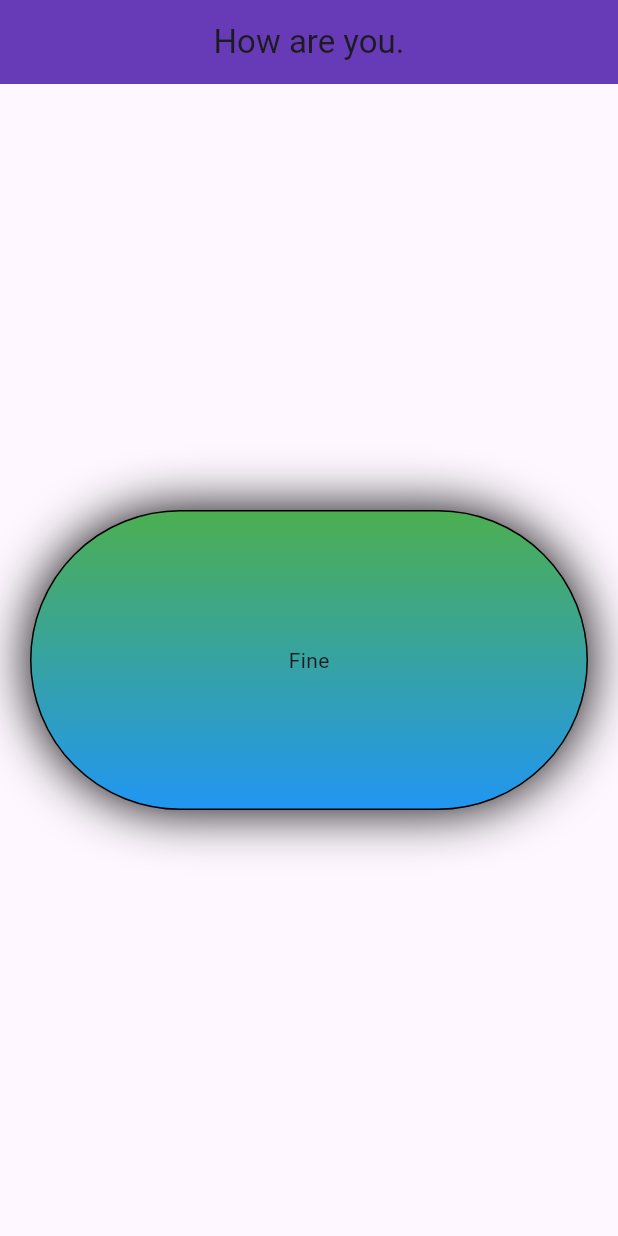
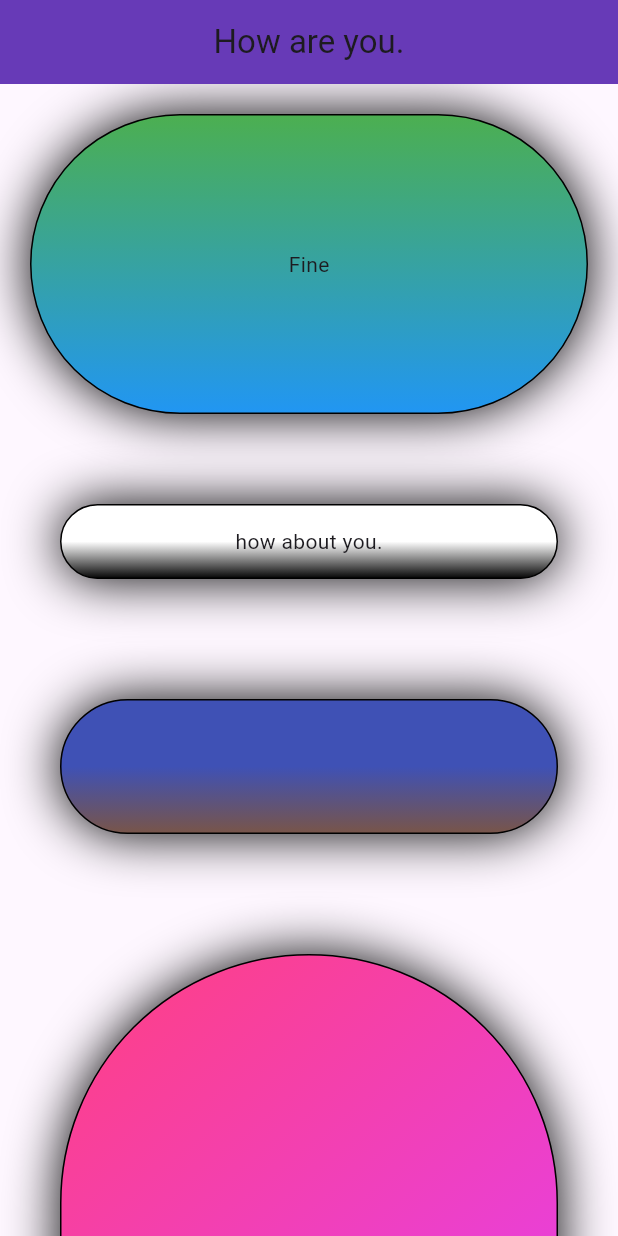
Before and after one commit to pkathiriya62/flutter, a Flutter app: the screen it shows after launch, on a phone screen of 412 x 824 dp. Run offline on Flutter 3.47's test engine with Material 2 defaults, Android fonts, the phone set to English and light mode, and no system bars.

Commit message:
container

```diff
--- a/lib/container.dart
+++ b/lib/container.dart
@@ -15,8 +15,10 @@ class _BoxWidgetState extends State<BoxWidget> {
         backgroundColor: Colors.deepPurple,
         title: Center(child: Text('How are you.')),
       ),
-      body: Center(
-        child: Container(
+      body: SingleChildScrollView(
+        child: Column(
+          children: [
+            Container(
               margin: EdgeInsets.all(20),
               padding: EdgeInsets.all(10),
               height: 200,
@@ -30,7 +32,7 @@ class _BoxWidgetState extends State<BoxWidget> {
                 gradient: LinearGradient(
                   begin: Alignment.bottomLeft,
                   end: Alignment.topLeft,
-              colors:[
+                  colors: [
                     Colors.blue,
                     Colors.green,
                   ],
@@ -42,6 +44,108 @@ class _BoxWidgetState extends State<BoxWidget> {
               ),
               child: Center(child: Text('Fine')),
             ),
+            Container(
+              margin: EdgeInsets.all(40),
+              padding: EdgeInsets.all(10),
+              height: 50,
+              width: double.infinity,
+              decoration: BoxDecoration(
+                boxShadow: [
+                  BoxShadow(
+                    blurRadius: 30,
+                  ),
+                ],
+                gradient: LinearGradient(
+                  begin: Alignment.bottomCenter,
+                  end: Alignment.center,
+                  colors: [
+                    Colors.black,
+                    Colors.white,
+                  ],
+                ),
+                border: Border.all(),
+                color: Colors.blueGrey,
+                borderRadius: BorderRadius.circular(200),
+              ),
+              child: Center(child: Text('how about you.')),
+            ),
+            Container(
+              margin: EdgeInsets.all(40),
+              padding: EdgeInsets.all(50),
+              height: 90,
+              width: double.infinity,
+              decoration: BoxDecoration(
+                boxShadow: [
+                  BoxShadow(
+                    blurRadius: 30,
+                  ),
+                ],
+                gradient: LinearGradient(
+                  begin: Alignment.bottomCenter,
+                  end: Alignment.center,
+                  colors: [
+                    Colors.brown,
+                    Colors.indigo,
+                  ],
+                ),
+                border: Border.all(),
+                color: Colors.black,
+                borderRadius: BorderRadius.circular(200),
+              ),
+              child: Center(child: Text('what you doing')),
+            ),
+            Container(
+              margin: EdgeInsets.all(40),
+              padding: EdgeInsets.all(10),
+              height: 400,
+              width: double.infinity,
+              decoration: BoxDecoration(
+                boxShadow: [
+                  BoxShadow(
+                    blurRadius: 30,
+                  ),
+                ],
+                gradient: LinearGradient(
+                  begin: Alignment.topLeft,
+                  end: Alignment.bottomRight,
+                  colors: [
+                    Colors.pinkAccent,
+                    Colors.purpleAccent,
+                  ],
+                ),
+                border: Border.all(),
+                color: Colors.blueGrey,
+                borderRadius: BorderRadius.circular(200),
+              ),
+              child: Center(child: Text('I am fine.')),
+            ),
+            Container(
+              margin: EdgeInsets.all(40),
+              padding: EdgeInsets.all(10),
+              height: 220,
+              width: double.infinity,
+              decoration: BoxDecoration(
+                boxShadow: [
+                  BoxShadow(
+                    blurRadius: 30,
+                  ),
+                ],
+                gradient: LinearGradient(
+                  begin: Alignment.bottomCenter,
+                  end: Alignment.center,
+                  colors: [
+                    const Color.fromARGB(255, 236, 2, 2),
+                    const Color.fromARGB(255, 252, 161, 161),
+                  ],
+                ),
+                border: Border.all(),
+                color: const Color.fromARGB(255, 4, 98, 145),
+                borderRadius: BorderRadius.circular(200),
+              ),
+              child: Center(child: Text('next.')),
+            ),
+          ],
+        ),
       ),
     );
   }
```
Lines whose indentation alone changed are shown as unchanged.
